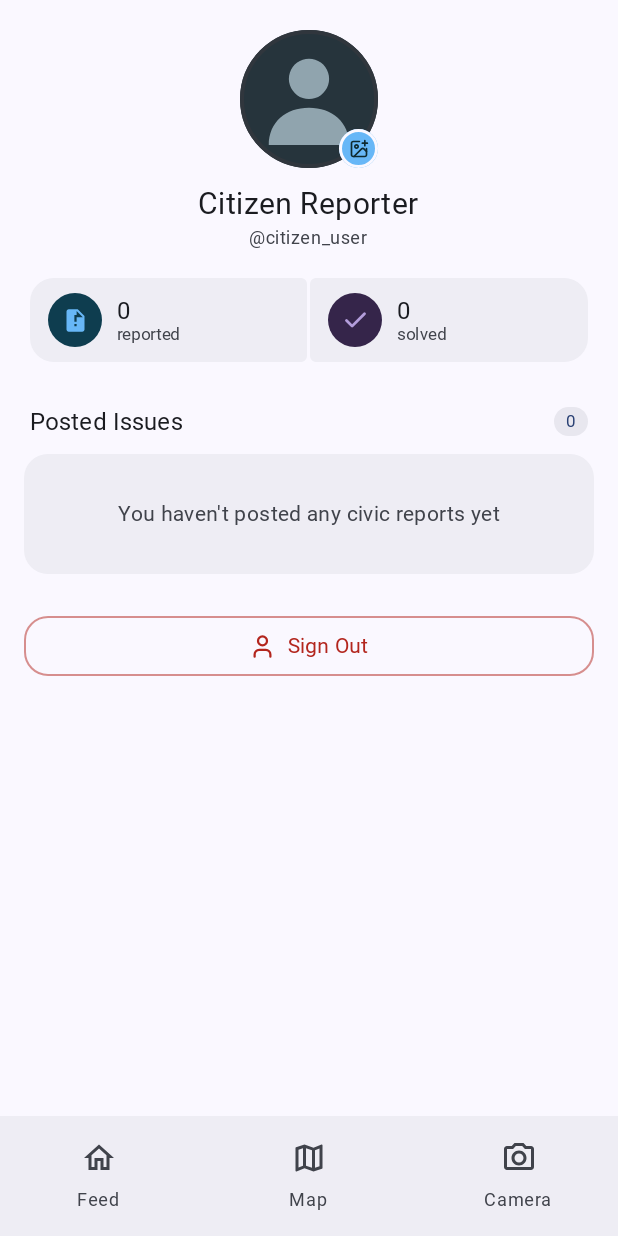
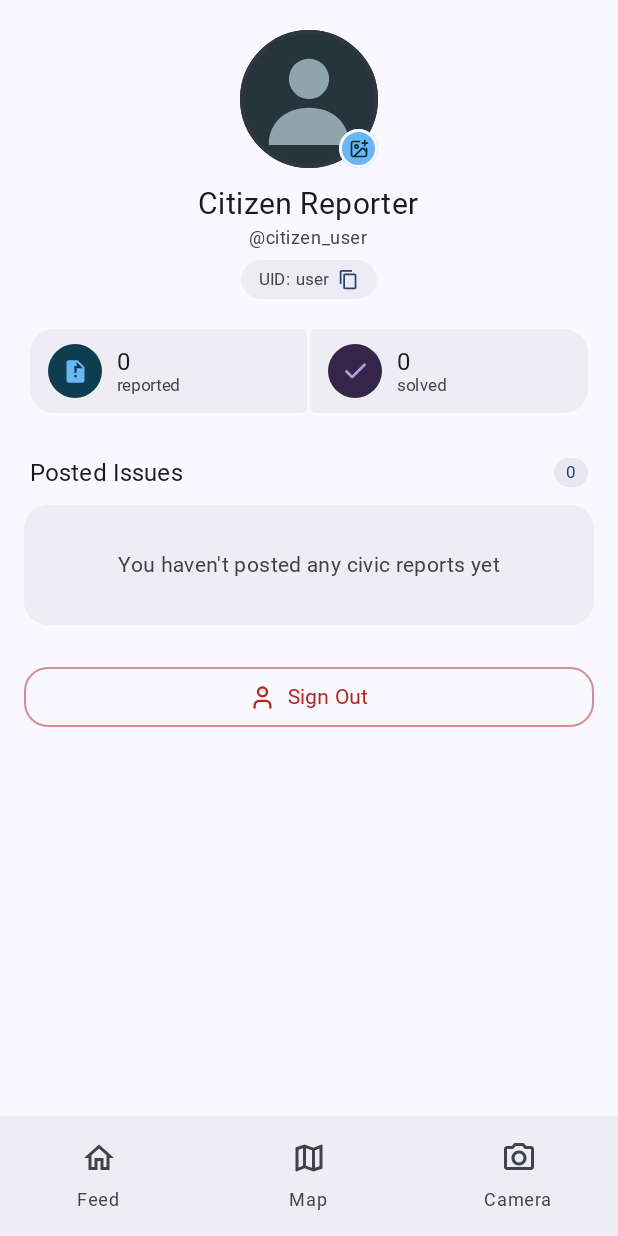
Before and after one commit to SVCE-ISE/Issuegram, an Android app built with Jetpack Compose: the ProfileScreen screen opened through its navigation route, on a phone screen of 412 x 824 dp. Run offline under Robolectric (Android 15) with nearby library versions, the phone set to English and light mode, and no system bars; our stand-ins replace Firebase (no records; nobody signed in at launch, a user with empty details on screens opened directly), Material 3 Expressive styles (plain Material 3 is drawn); pictures from the network do not load; Roboto replaces fonts that are not available here; 1 statement that could not run was skipped.

Commit message:
Add Copy UID button with toast confirmation to ProfileScreen

```diff
--- a/app/src/main/java/com/svce/issuegram/ui/profile/ProfileScreen.kt
+++ b/app/src/main/java/com/svce/issuegram/ui/profile/ProfileScreen.kt
@@ -1,6 +1,7 @@
 package com.svce.issuegram.ui.profile
 
 import android.net.Uri
+import android.widget.Toast
 import androidx.activity.compose.rememberLauncherForActivityResult
 import androidx.activity.result.PickVisualMediaRequest
 import androidx.activity.result.contract.ActivityResultContracts
@@ -24,6 +25,7 @@ import androidx.compose.foundation.shape.CircleShape
 import androidx.compose.foundation.shape.RoundedCornerShape
 import androidx.compose.foundation.verticalScroll
 import androidx.compose.material.icons.Icons
+import androidx.compose.material.icons.outlined.ContentCopy
 import androidx.compose.material.icons.outlined.Delete
 import androidx.compose.material.icons.outlined.Edit
 import androidx.compose.material3.AlertDialog
@@ -54,8 +56,11 @@ import androidx.compose.ui.Modifier
 import androidx.compose.ui.draw.clip
 import androidx.compose.ui.graphics.Color
 import androidx.compose.ui.layout.ContentScale
+import androidx.compose.ui.platform.LocalClipboardManager
+import androidx.compose.ui.platform.LocalContext
 import androidx.compose.ui.res.painterResource
 import androidx.compose.ui.res.stringResource
+import androidx.compose.ui.text.AnnotatedString
 import androidx.compose.ui.text.font.FontWeight
 import androidx.compose.ui.text.style.TextOverflow
 import androidx.compose.ui.unit.dp
@@ -69,6 +74,9 @@ import com.svce.issuegram.data.model.IssueFlagDto
 import com.svce.issuegram.data.model.UserProfileDto
 import com.svce.issuegram.ui.components.IssuegramMediaImage
 import com.svce.issuegram.ui.theme.IssuegramShapeDefaults
+
+private const val UID_PREVIEW_PREFIX_LEN = 8
+private const val UID_PREVIEW_SUFFIX_LEN = 4
 
 @Composable
 fun ProfileScreen(
@@ -402,6 +410,50 @@ fun ProfileScreen(
                 color = MaterialTheme.colorScheme.onSurfaceVariant
             )
         }
+
+        val userId = activeUser.id.takeIf { it.isNotBlank() && it != "user_me" } ?: firebaseUser?.uid
+        if (!userId.isNullOrBlank()) {
+            Spacer(modifier = Modifier.height(8.dp))
+            val clipboardManager = LocalClipboardManager.current
+            val context = LocalContext.current
+            val previewUid = if (userId.length > UID_PREVIEW_PREFIX_LEN + UID_PREVIEW_SUFFIX_LEN) {
+                "${userId.take(UID_PREVIEW_PREFIX_LEN)}...${userId.takeLast(UID_PREVIEW_SUFFIX_LEN)}"
+            } else {
+                userId
+            }
+            Surface(
+                shape = RoundedCornerShape(20.dp),
+                color = MaterialTheme.colorScheme.surfaceContainerHigh.copy(alpha = 0.7f),
+                modifier = Modifier
+                    .clip(RoundedCornerShape(20.dp))
+                    .clickable {
+                        clipboardManager.setText(AnnotatedString(userId))
+                        Toast
+                            .makeText(context, "User ID copied to clipboard", Toast.LENGTH_SHORT)
+                            .show()
+                    }
+            ) {
+                Row(
+                    modifier = Modifier.padding(horizontal = 12.dp, vertical = 6.dp),
+                    verticalAlignment = Alignment.CenterVertically,
+                    horizontalArrangement = Arrangement.spacedBy(6.dp)
+                ) {
+                    Text(
+                        text = "UID: $previewUid",
+                        style = MaterialTheme.typography.labelSmall,
+                        color = MaterialTheme.colorScheme.onSurfaceVariant,
+                        fontWeight = FontWeight.Medium
+                    )
+                    Icon(
+                        imageVector = Icons.Outlined.ContentCopy,
+                        contentDescription = "Copy UID",
+                        tint = MaterialTheme.colorScheme.primary,
+                        modifier = Modifier.size(14.dp)
+                    )
+                }
+            }
+        }
+
         Spacer(modifier = Modifier.height(20.dp))
 
         if (effectiveBusy) androidx.compose.material3.LinearProgressIndicator(modifier = Modifier.fillMaxWidth())
```
